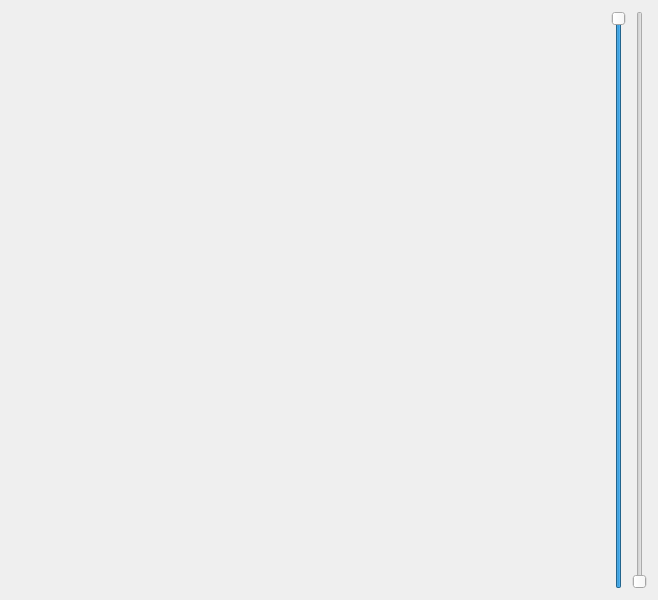
This is magicPlot.ui in davetbarr/magicplot as Qt 5 draws it before an edit. The edited form follows.
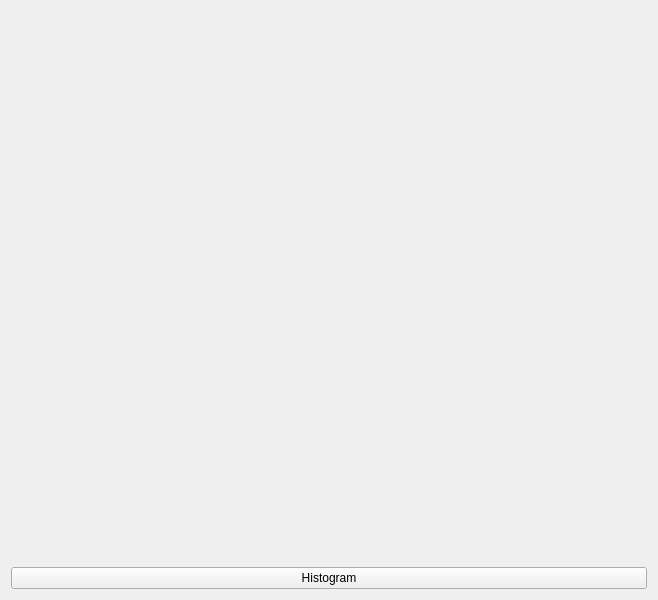
This is the edited form.

Commit message: added pop-up histogram, grid dialog

Patch:
```diff
--- a/magicPlot.ui
+++ b/magicPlot.ui
@@ -34,33 +34,17 @@
          </property>
         </widget>
        </item>
+       <item>
+        <widget class="QPushButton" name="histButton">
+         <property name="text">
+          <string>Histogram</string>
+         </property>
+        </widget>
+       </item>
       </layout>
      </widget>
     </widget>
    </item>
-   <item row="0" column="1">
-    <widget class="QSlider" name="maxSlider">
-     <property name="maximum">
-      <number>255</number>
-     </property>
-     <property name="value">
-      <number>255</number>
-     </property>
-     <property name="orientation">
-      <enum>Qt::Vertical</enum>
-     </property>
-    </widget>
-   </item>
-   <item row="0" column="2">
-    <widget class="QSlider" name="minSlider">
-     <property name="maximum">
-      <number>255</number>
-     </property>
-     <property name="orientation">
-      <enum>Qt::Vertical</enum>
-     </property>
-    </widget>
-   </item>
   </layout>
  </widget>
  <resources/>
```
The commit also changes 4 other files.
